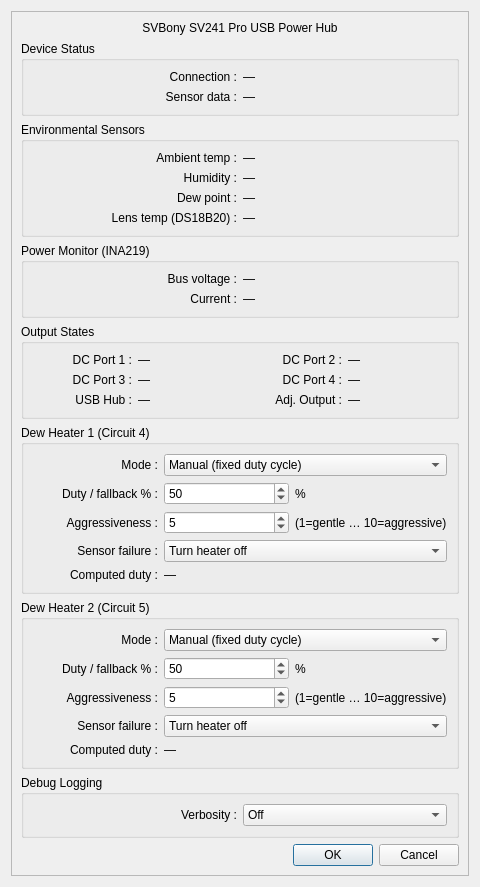
Qt form sv241pro.ui (2bitoperations/X2-SvBony241Pro) before a commit.
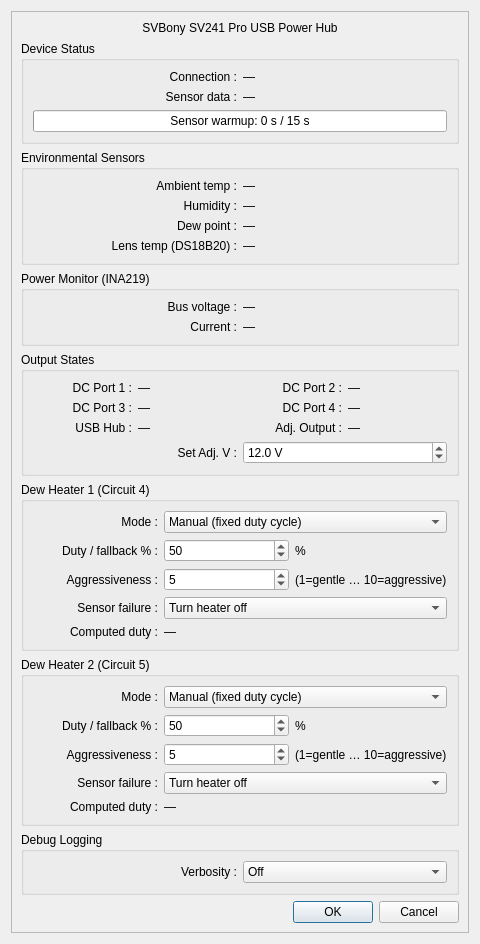
The same form after that commit. Custom widgets are drawn as their Qt base class.

Patch:
```diff
--- a/sv241pro.ui
+++ b/sv241pro.ui
@@ -54,6 +54,17 @@
           </widget>
          </item>
 
+         <!-- Warmup progress bar — shown only during the 15 s post-reset warmup -->
+         <item row="2" column="0" colspan="2">
+          <widget class="QProgressBar" name="progressBar_warmup">
+           <property name="minimum"><number>0</number></property>
+           <property name="maximum"><number>15</number></property>
+           <property name="value"><number>0</number></property>
+           <property name="format"><string>Sensor warmup: %v s / 15 s</string></property>
+           <property name="visible"><bool>false</bool></property>
+          </widget>
+         </item>
+
         </layout>
        </widget>
       </item>
@@ -213,6 +224,26 @@
           <widget class="QLabel" name="label_regulated"><property name="text"><string>—</string></property></widget>
          </item>
 
+         <item row="3" column="0" colspan="2">
+          <widget class="QLabel" name="label_regulatedSetCaption">
+           <property name="text"><string>Set Adj. V :</string></property>
+           <property name="alignment"><set>Qt::AlignRight|Qt::AlignVCenter</set></property>
+           <property name="toolTip"><string>Desired output voltage for the adjustable regulated output (Circuit 7).
+Takes effect when the output is switched on, or immediately if already on.</string></property>
+          </widget>
+         </item>
+         <item row="3" column="2" colspan="2">
+          <widget class="QDoubleSpinBox" name="doubleSpinBox_regulatedVoltage">
+           <property name="toolTip"><string>Set the adjustable regulated output voltage (0.0–15.3 V).</string></property>
+           <property name="suffix"><string> V</string></property>
+           <property name="minimum"><double>0.000000000000000</double></property>
+           <property name="maximum"><double>15.300000000000001</double></property>
+           <property name="singleStep"><double>0.100000000000000</double></property>
+           <property name="decimals"><number>1</number></property>
+           <property name="value"><double>12.000000000000000</double></property>
+          </widget>
+         </item>
+
         </layout>
        </widget>
       </item>
```
